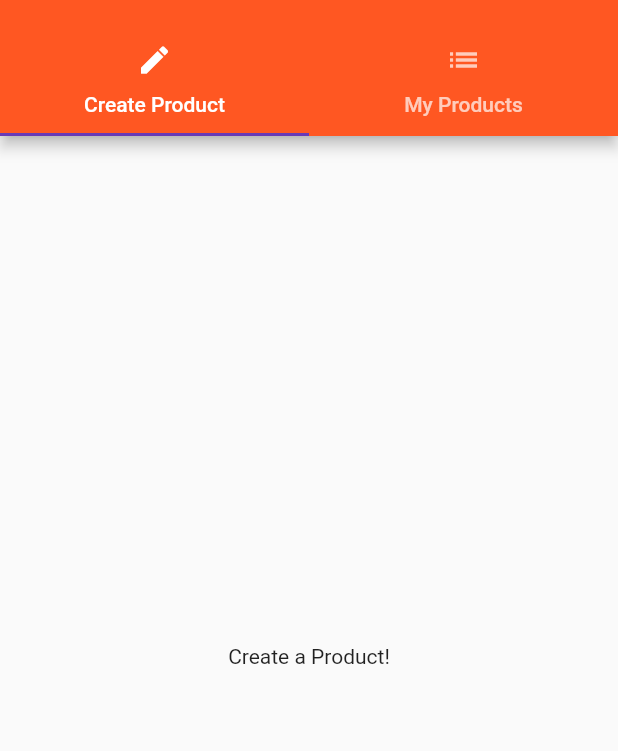
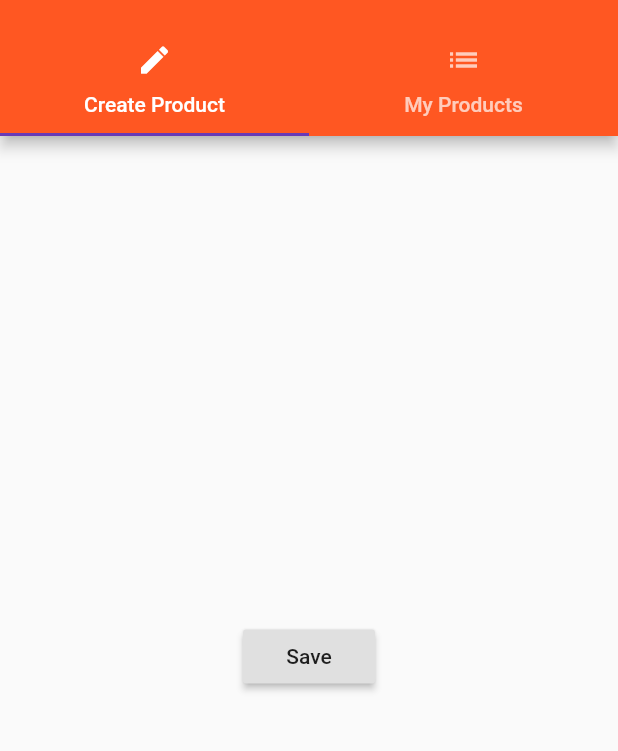
Before and after one commit to myidispg/flutter-projects, a Flutter app: the ManageProductPage screen opened by its route, on a phone screen of 412 x 824 dp, the part 59-810 px from its top. Run offline on Flutter 3.47's test engine with Material 2 defaults, Android fonts, the phone set to English and light mode, and no system bars.

Commit message:
Added a modal on add page

```diff
--- a/easy_list/lib/pages/product_create.dart
+++ b/easy_list/lib/pages/product_create.dart
@@ -4,7 +4,11 @@ class ProductCreatePage extends StatelessWidget {
   @override
   Widget build(BuildContext context) {
     return Center(
-      child: Text('Create a Product!'),
+      child: RaisedButton(onPressed: (){
+        showModalBottomSheet(context: context, builder: (BuildContext context){
+          return Center(child: Text('This is a modal'),);
+        });
+      }, child: Text('Save'),)
     );
   }
 }
```
